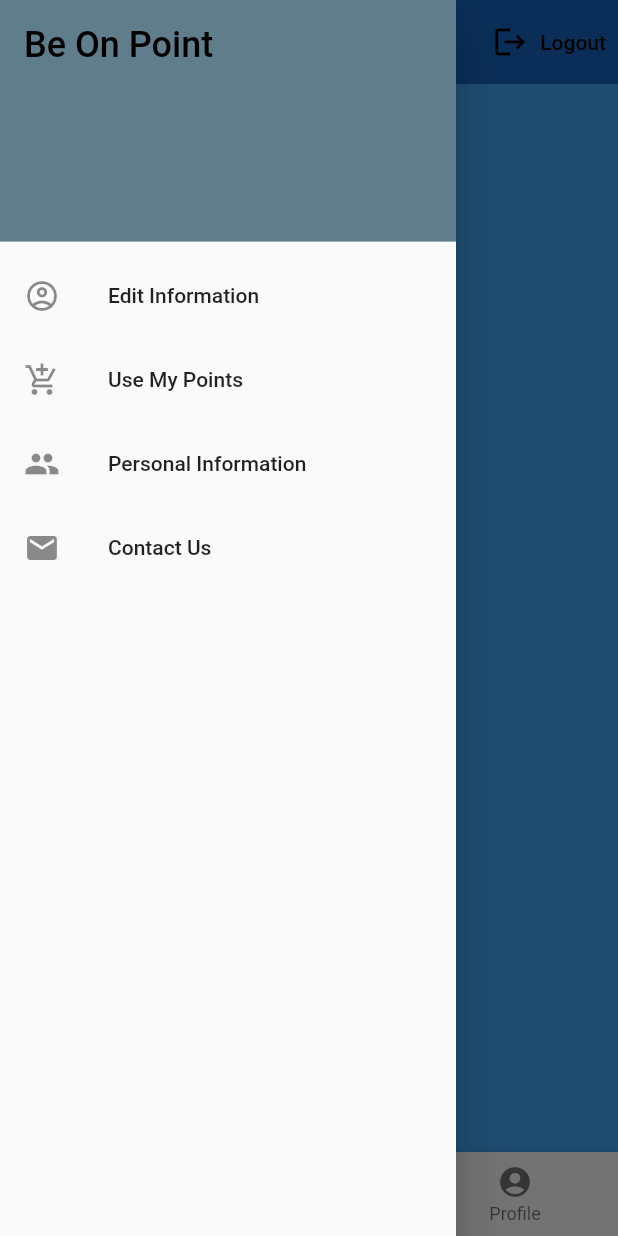
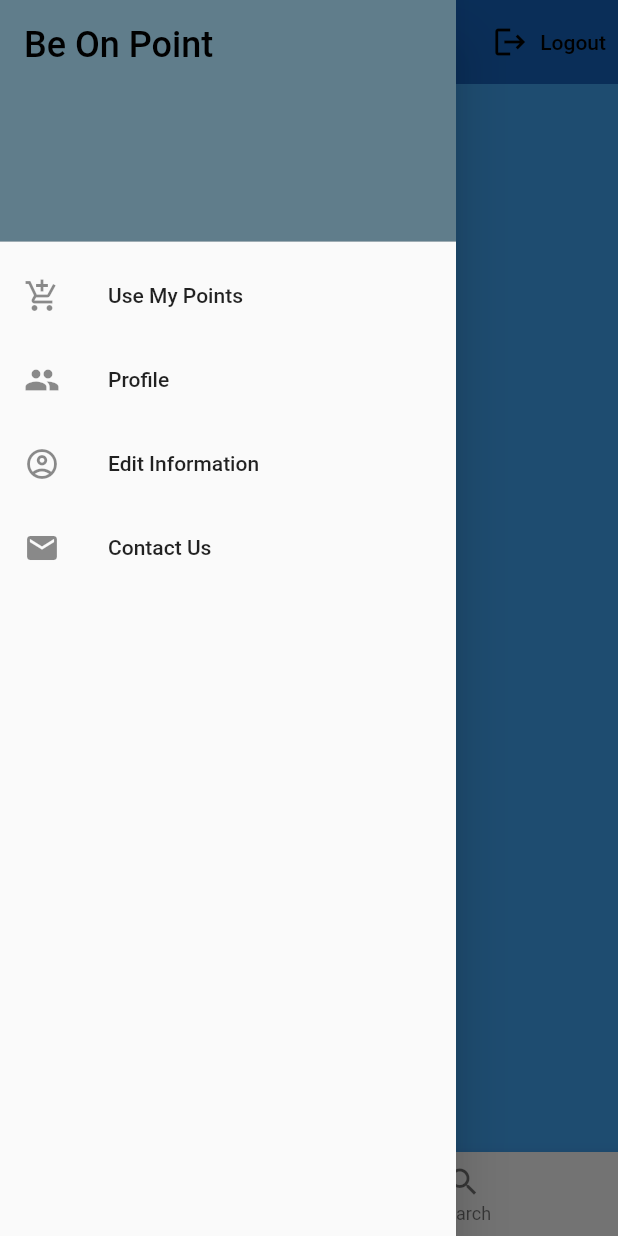
Before and after one commit to sagivt1/membership_project, a Flutter app: the screen it shows once a user with an empty profile is signed in, with the side drawer open, on a phone screen of 412 x 824 dp. Run offline on Flutter 3.47's test engine with Material 2 defaults, Android fonts, the phone set to English and light mode, and no system bars; our stand-ins replace firebase_auth, firebase_core; missing offline and left inert: cloud_firestore_web, firebase_auth_web, firebase_core_web; accounts and stored records are empty.

Commit message:
edit info
pop is still not working

```diff
--- a/lib/Pages/edit_info.dart
+++ b/lib/Pages/edit_info.dart
@@ -34,7 +34,8 @@ class _EditProfilePage extends State<EditProfilePage> {
           onPressed: () {
             Navigator.pop(context);
           }, //go back to home page
-      )),
+        ),
+      ),
       body: Container(
         padding: EdgeInsets.only(left: 8, top: 8),
         child: GestureDetector(
--- a/lib/Pages/home/home.dart
+++ b/lib/Pages/home/home.dart
@@ -45,16 +45,6 @@ class Home extends StatelessWidget {
               ),
             ),
             ListTile(
-              title: Text('Edit Information'),
-              leading: Icon(Icons.account_circle_outlined),
-              onTap: () {
-                Navigator.push(
-                  context,
-                  MaterialPageRoute(builder: (context) => Edit()),
-                );
-              },
-            ),
-            ListTile(
               title: Text('Use My Points'),
               leading: Icon(Icons.add_shopping_cart_outlined),
               onTap: () {
@@ -67,7 +57,7 @@ class Home extends StatelessWidget {
               },
             ),
             ListTile(
-              title: Text('Personal Information'),
+              title: Text('Profile'),
               leading: Icon(Icons.people),
               onTap: () {
                 Navigator.of(context).push(
@@ -75,6 +65,16 @@ class Home extends StatelessWidget {
                       builder: (context) =>
                           Edit() //change to the page when we will create it
                       ),
+                );
+              },
+            ),
+            ListTile(
+              title: Text('Edit Information'),
+              leading: Icon(Icons.account_circle_outlined),
+              onTap: () {
+                Navigator.push(
+                  context,
+                  MaterialPageRoute(builder: (context) => Edit()),
                 );
               },
             ),
@@ -93,6 +93,9 @@ class Home extends StatelessWidget {
           ],
         ),
       ),
+      body: Container(
+
+      ),
       bottomNavigationBar: BottomNavigationBar(
         currentIndex: 0,
         fixedColor: Colors.blueGrey,
@@ -105,10 +108,10 @@ class Home extends StatelessWidget {
             title: Text("Search"),
             icon: Icon(Icons.search),
           ),
-          BottomNavigationBarItem(
-            title: Text("Profile"),
-            icon: Icon(Icons.account_circle),
-          ),
+          //BottomNavigationBarItem(
+          //  title: Text("Profile"),
+          //  icon: Icon(Icons.account_circle),
+          //),
           //Action()
         ],
       ),
```
Lines whose indentation alone changed are shown as unchanged.
